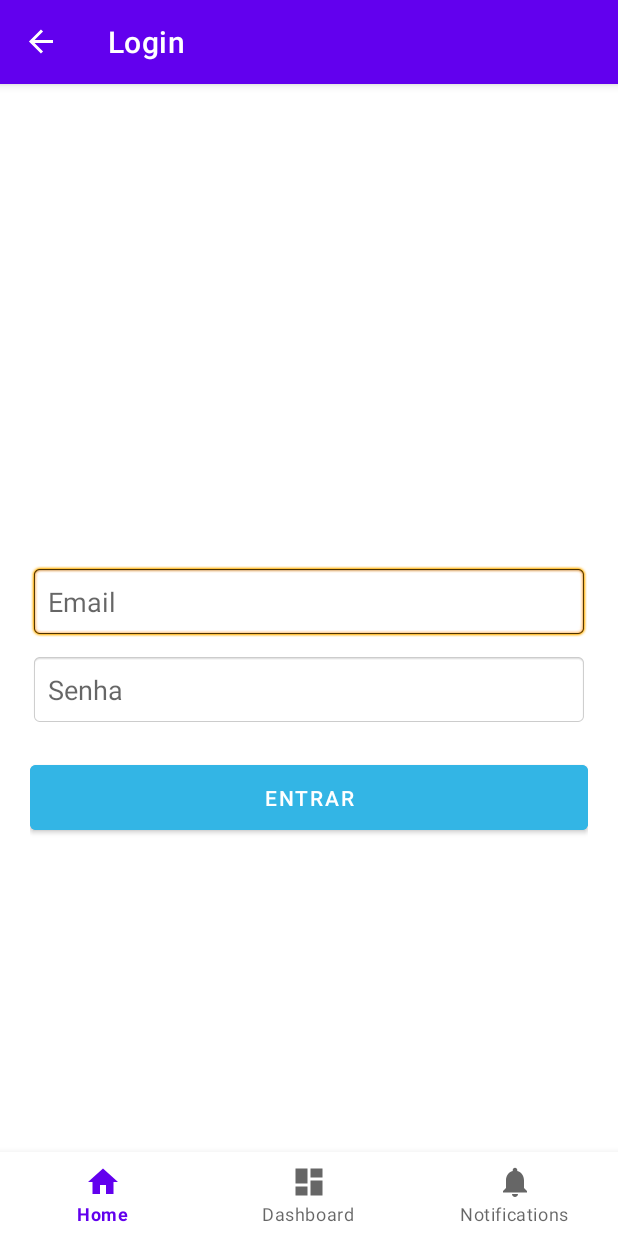
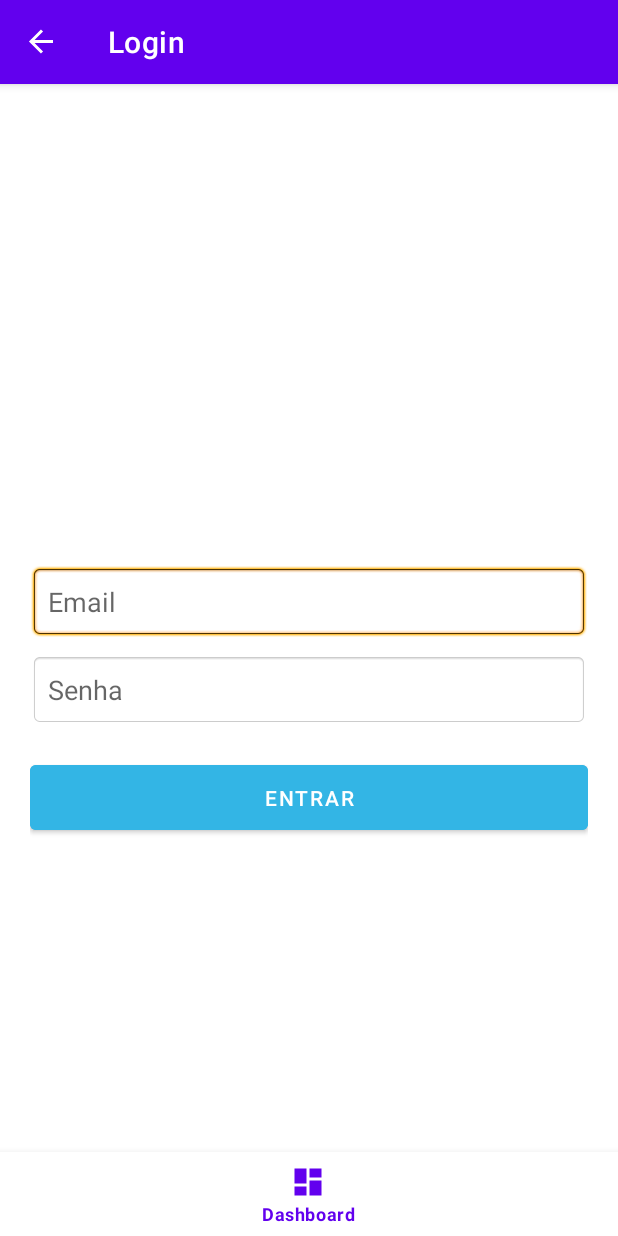
Before and after one commit to gustavopsm/projeto_p3, an Android app: the screen it shows after launch (MainActivity), on a phone screen of 412 x 824 dp. Run offline under Robolectric (Android 15) with nearby library versions, the phone set to English and light mode, and no system bars; our stand-ins replace Room's generated code, navigation-ui; libraries missing offline, so code that uses them is left out: at.favre.lib; 12 statements that could not run were skipped.

Commit message:
Adaptações para rodar o projeto.

```diff
--- a/app/src/main/java/com/example/p3_project/MainActivity.kt
+++ b/app/src/main/java/com/example/p3_project/MainActivity.kt
@@ -56,14 +56,14 @@ class MainActivity : AppCompatActivity() {
         val navView = binding.navView
         val navController = findNavController(R.id.nav_host_fragment_activity_main)
         val appBarConfiguration = AppBarConfiguration(
-            setOf(R.id.navigation_home, R.id.navigation_dashboard)
+            setOf(R.id.navigation_dashboard, R.id.navigation_dashboard)
         )
         setupActionBarWithNavController(navController, appBarConfiguration)
         navView.setupWithNavController(navController)
 
         // Verifica se o usuário já está autenticado
         if (JwtUtil.isTokenValid(this.toString())) {
-            navController.navigate(R.id.navigation_home)
+            navController.navigate(R.id.navigation_dashboard)
         }
 
         // Carrega os dados do banco caso necessário
--- a/app/src/main/res/menu/bottom_nav_menu.xml
+++ b/app/src/main/res/menu/bottom_nav_menu.xml
@@ -1,19 +1,8 @@
-<?xml version="1.0" encoding="utf-8"?>
 <menu xmlns:android="http://schemas.android.com/apk/res/android">
-
-    <item
-        android:id="@+id/navigation_home"
-        android:icon="@drawable/ic_home_black_24dp"
-        android:title="@string/title_home" />
 
     <item
         android:id="@+id/navigation_dashboard"
         android:icon="@drawable/ic_dashboard_black_24dp"
         android:title="@string/title_dashboard" />
 
-    <item
-        android:id="@+id/navigation_notifications"
-        android:icon="@drawable/ic_notifications_black_24dp"
-        android:title="@string/title_notifications" />
-
 </menu>
```
